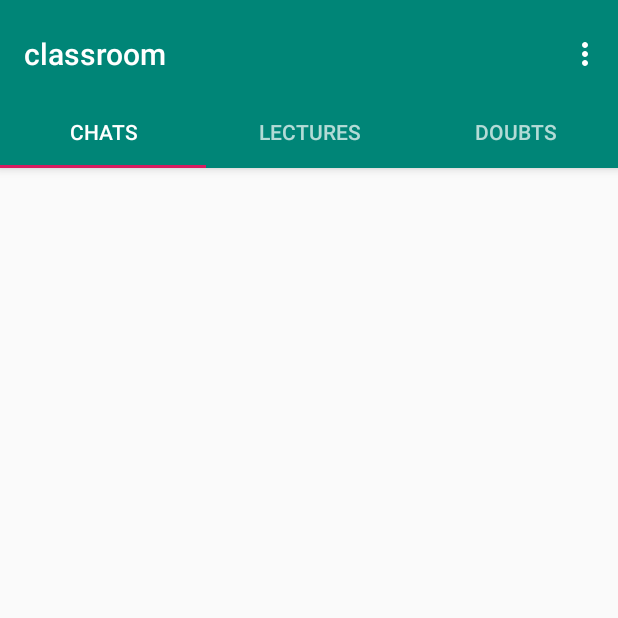
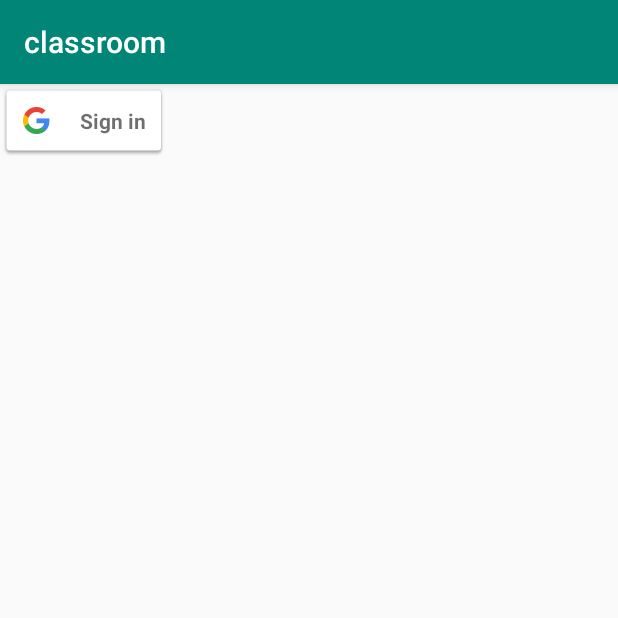
Before and after one commit to rockeypandit/classroom, an Android app: the screen it shows after launch (MainActivity before the commit, LoginActivity after it), on a phone screen of 412 x 824 dp, the top half of it. Run offline under Robolectric (Android 15) with nearby library versions, the phone set to English and light mode, and no system bars; our stand-ins replace Firebase (no records; nobody signed in at launch, a user with empty details on screens opened directly).

Commit message:
successfully working Sign in through Google and logout

```diff
--- /dev/null
+++ b/app/src/main/java/com/example/classroom/LoginActivity.java
@@ -0,0 +1,177 @@
+    package com.example.classroom;
+
+import android.content.Intent;
+import android.support.annotation.NonNull;
+import android.support.design.widget.Snackbar;
+import android.support.v7.app.AppCompatActivity;
+import android.os.Bundle;
+import android.util.Log;
+import android.view.View;
+import android.widget.Toast;
+
+import com.google.android.gms.auth.api.Auth;
+import com.google.android.gms.auth.api.signin.GoogleSignIn;
+import com.google.android.gms.auth.api.signin.GoogleSignInAccount;
+import com.google.android.gms.auth.api.signin.GoogleSignInApi;
+import com.google.android.gms.auth.api.signin.GoogleSignInClient;
+import com.google.android.gms.auth.api.signin.GoogleSignInOptions;
+import com.google.android.gms.auth.api.signin.GoogleSignInResult;
+import com.google.android.gms.common.ConnectionResult;
+import com.google.android.gms.common.SignInButton;
+import com.google.android.gms.common.api.ApiException;
+import com.google.android.gms.common.api.GoogleApiClient;
+import com.google.android.gms.tasks.OnCompleteListener;
+import com.google.android.gms.tasks.Task;
+import com.google.firebase.auth.AuthCredential;
+import com.google.firebase.auth.AuthResult;
+import com.google.firebase.auth.FirebaseAuth;
+import com.google.firebase.auth.FirebaseUser;
+import com.google.firebase.auth.GoogleAuthProvider;
+
+    public class LoginActivity extends AppCompatActivity {
+    SignInButton googBtn;
+    FirebaseAuth mAuth;
+    FirebaseAuth.AuthStateListener mAuthListener;
+
+  //  GoogleSignInClient mGoogleSignInClient;
+    GoogleApiClient mGoogleApiClient;
+    private final static int RC_SIGN_IN = 2;
+
+
+        @Override
+        protected void onStart() {
+            super.onStart();
+        mAuth.addAuthStateListener(mAuthListener);
+        }
+
+
+
+        public void gotoMain(){
+            Intent i = new Intent(getApplicationContext(),MainActivity.class);
+
+            startActivity(i);
+            finish();
+        }
+
+
+
+        @Override
+    protected void onCreate(Bundle savedInstanceState) {
+        super.onCreate(savedInstanceState);
+        setContentView(R.layout.activity_login);
+
+        googBtn = (SignInButton) findViewById(R.id.googBtn);
+        mAuth = FirebaseAuth.getInstance();
+
+
+        mAuthListener = new FirebaseAuth.AuthStateListener() {
+            @Override
+            public void onAuthStateChanged(@NonNull FirebaseAuth firebaseAuth) {
+                if (firebaseAuth.getCurrentUser() != null){
+                    gotoMain();
+                }
+            }
+        };
+
+
+            GoogleSignInOptions gso = new GoogleSignInOptions.Builder(GoogleSignInOptions.DEFAULT_SIGN_IN)
+                    .requestIdToken("538759687920-l4p9kpolgov8hd9idcmfdni47v4076hi.apps.googleusercontent.com")
+                    .requestEmail()
+                    .build();
+
+
+        mGoogleApiClient = new GoogleApiClient.Builder(this).
+                enableAutoManage(this, new GoogleApiClient.OnConnectionFailedListener() {
+            @Override
+            public void onConnectionFailed(@NonNull ConnectionResult connectionResult) {
+                Toast.makeText(getApplicationContext(),"Something went wrong",Toast.LENGTH_SHORT).show();
+            }
+        }).addApi(Auth.GOOGLE_SIGN_IN_API,gso).build();
+
+
+        googBtn.setOnClickListener(new View.OnClickListener() {
+            @Override
+            public void onClick(View v) {
+                signIn();
+            }
+        });
+
+    }
+
+
+
+
+
+    private void signIn() {
+        Intent signInIntent =  Auth.GoogleSignInApi.getSignInIntent(mGoogleApiClient);
+        startActivityForResult(signInIntent, RC_SIGN_IN);
+    }
+
+    @Override
+    public void onActivityResult(int requestCode, int resultCode, Intent data) {
+        super.onActivityResult(requestCode, resultCode, data);
+
+        // Result returned from launching the Intent from GoogleSignInApi.getSignInIntent(...);
+        if (requestCode == RC_SIGN_IN) {
+            GoogleSignInResult result = Auth.GoogleSignInApi.getSignInResultFromIntent(data);
+            // Task<GoogleSignInAccount> task = GoogleSignIn.getSignedInAccountFromIntent(data);
+
+            if (result.isSuccess()){
+                GoogleSignInAccount account = result.getSignInAccount();
+                firebaseAuthWithGoogle(account);
+            }else {
+                Toast.makeText(getApplicationContext(),"AUTH WENT WRONG",Toast.LENGTH_LONG).show();
+            }
+
+
+
+
+//            try {
+//                // Google Sign In was successful, authenticate with Firebase
+//                GoogleSignInAccount account = task.getResult(ApiException.class);
+//                firebaseAuthWithGoogle(account);
+//            } catch (ApiException e) {
+//                // Google Sign In failed, update UI appropriately
+//              //  Log.w(TAG, "Google sign in failed", e);
+//                // ...
+//            }
+        }
+    }
+
+    private void firebaseAuthWithGoogle(GoogleSignInAccount account) {
+
+        AuthCredential credential = GoogleAuthProvider.getCredential(account.getIdToken(), null);
+        mAuth.signInWithCredential(credential)
+                .addOnCompleteListener(this, new OnCompleteListener<AuthResult>() {
+                    @Override
+                    public void onComplete(@NonNull Task<AuthResult> task) {
+                        if (task.isSuccessful()) {
+                            // Sign in success, update UI with the signed-in user's information
+                            FirebaseUser user = mAuth.getCurrentUser();
+
+                            gotoMain();
+                            Toast.makeText(getApplicationContext(),"LOGGED IN SUCESSFULLY",Toast.LENGTH_LONG).show();
+
+                          //  updateUI(user);
+                        } else {
+
+
+                            Toast.makeText(getApplicationContext(),"FAILED TO LOG IN ",Toast.LENGTH_LONG).show();
+
+
+                            // If sign in fails, display a message to the user.
+                           // Log.w(TAG, "signInWithCredential:failure", task.getException());
+                           // Snackbar.make(findViewById(R.id.main_layout), "Authentication Failed.", Snackbar.LENGTH_SHORT).show();
+                           // updateUI(null);
+                        }
+
+                        // ...
+                    }
+                });
+
+
+
+    }
+
+
+}
--- /dev/null
+++ b/app/src/main/res/layout/activity_login.xml
@@ -0,0 +1,16 @@
+<?xml version="1.0" encoding="utf-8"?>
+<LinearLayout xmlns:android="http://schemas.android.com/apk/res/android"
+    xmlns:app="http://schemas.android.com/apk/res-auto"
+    xmlns:tools="http://schemas.android.com/tools"
+    android:layout_width="match_parent"
+    android:layout_height="match_parent"
+    tools:context=".LoginActivity"
+    android:orientation="vertical">
+
+    <com.google.android.gms.common.SignInButton
+        android:layout_width="wrap_content"
+        android:layout_height="wrap_content"
+        android:id="@+id/googBtn"/>
+
+
+</LinearLayout>
--- a/app/src/main/res/menu/menu_main.xml
+++ b/app/src/main/res/menu/menu_main.xml
@@ -5,6 +5,6 @@
     <item
         android:id="@+id/action_settings"
         android:orderInCategory="100"
-        android:title="@string/action_settings"
+        android:title="Logout"
         app:showAsAction="never" />
 </menu>
--- a/build.gradle
+++ b/build.gradle
@@ -8,7 +8,7 @@ buildscript {
     }
     dependencies {
         classpath 'com.android.tools.build:gradle:3.3.0'
-
+        classpath 'com.google.gms:google-services:4.2.0'
         // NOTE: Do not place your application dependencies here; they belong
         // in the individual module build.gradle files
     }
```
Also changed, not shown: app/build.gradle (+7 -0 lines), app/src/main/AndroidManifest.xml (+11 -4 lines), app/src/main/java/com/example/classroom/MainActivity.java (+36 -4 lines), app/src/main/res/values/strings.xml (+13 -0 lines), 1 other file.
